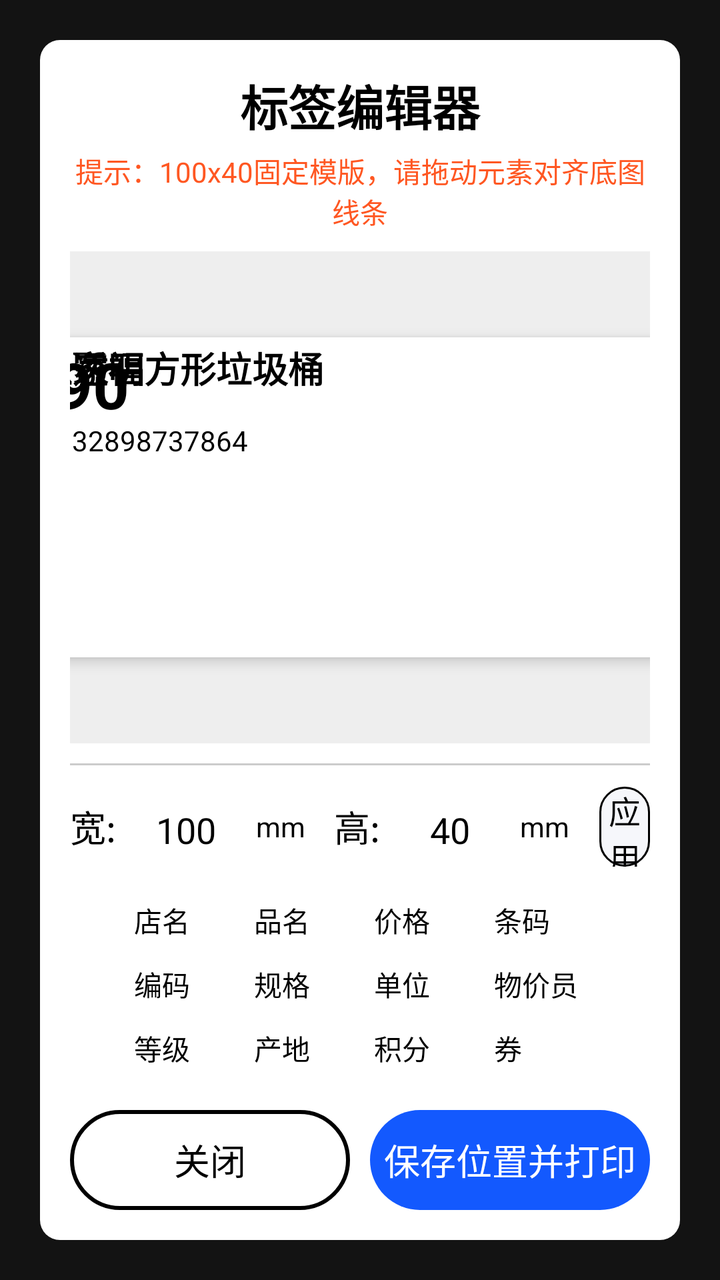
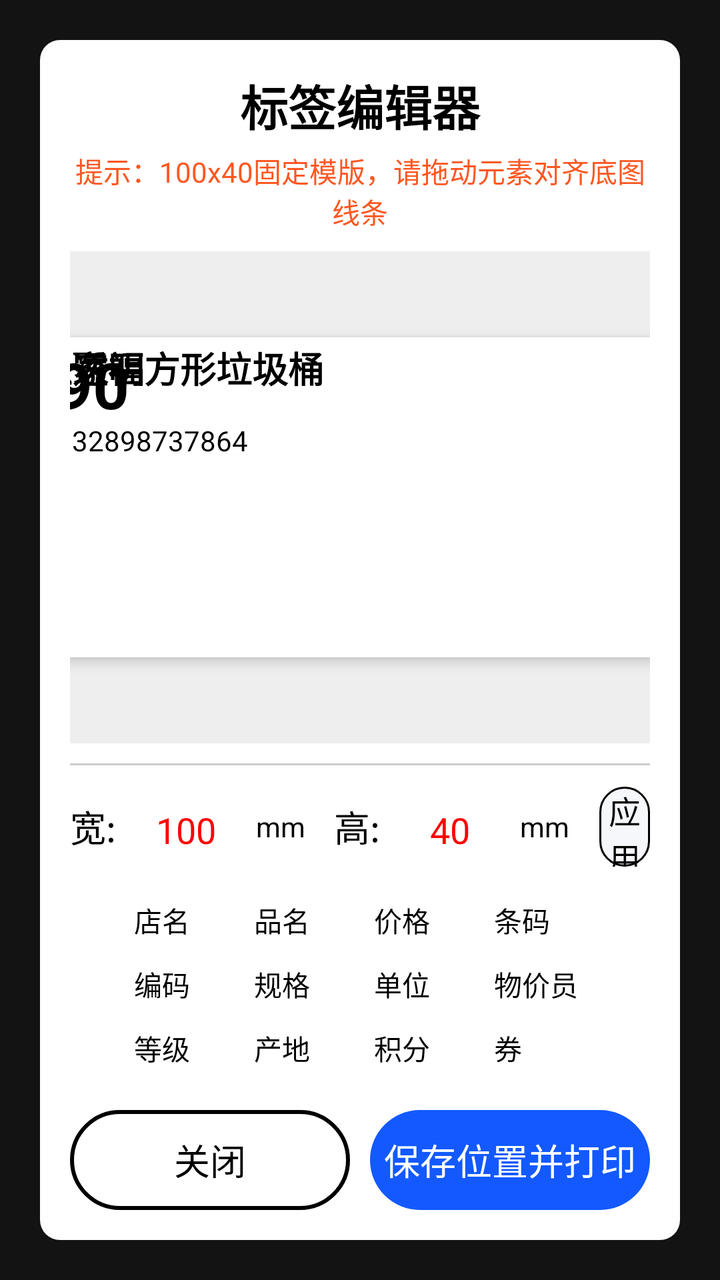

Compare the two renders of this Android layout. The source of the first and the diff that turns it into the second are given below.
<!-- AndroidManifest.xml: application theme Base.Theme.UHMCS -->
<!-- res/layout/popupwindow_label_diy.xml -->
<?xml version="1.0" encoding="utf-8"?>
<LinearLayout xmlns:android="http://schemas.android.com/apk/res/android"
    android:orientation="vertical"
    android:layout_width="match_parent"
    android:layout_height="match_parent"
    android:background="#99000000"
    android:gravity="center">

    <LinearLayout
        android:layout_width="match_parent"
        android:layout_height="match_parent"
        android:layout_margin="20dp"
        android:background="@drawable/white_bg"
        android:orientation="vertical"
        android:padding="15dp">

        <TextView
            android:layout_width="match_parent"
            android:layout_height="wrap_content"
            android:text="标签编辑器"
            android:textSize="24sp"
            android:textColor="@color/black"
            android:gravity="center"
            android:textStyle="bold" />

        <TextView
            android:layout_width="match_parent"
            android:layout_height="wrap_content"
            android:text="提示：100x40固定模版，请拖动元素对齐底图线条"
            android:textSize="14sp"
            android:textColor="#FF5722"
            android:gravity="center"
            android:layout_marginTop="5dp"
            android:layout_marginBottom="10dp"/>

        <FrameLayout
            android:id="@+id/fl_container"
            android:layout_width="match_parent"
            android:layout_height="0dp"
            android:layout_weight="1"
            android:background="#11000000"
            android:layout_marginBottom="10dp">

            <FrameLayout
                android:id="@+id/layout_preview"
                android:layout_width="400dp"
                android:layout_height="160dp"
                android:layout_gravity="center"
                android:background="@color/white"
                android:elevation="4dp">

                <ImageView
                    android:id="@+id/iv_paper_background"
                    android:layout_width="match_parent"
                    android:layout_height="match_parent"
                    android:alpha="0.3"
                    android:scaleType="fitXY" />

                <TextView
                    android:id="@+id/tv_preview_shop"
                    android:layout_width="wrap_content"
                    android:layout_height="wrap_content"
                    android:text="优道佳家福"
                    android:textColor="@color/black"
                    android:textSize="18sp"
                    android:textStyle="bold"
                    android:padding="2dp" />

                <TextView
                    android:id="@+id/tv_preview_name"
                    android:layout_width="wrap_content"
                    android:layout_height="wrap_content"
                    android:maxLines="1"
                    android:ellipsize="end"
                    android:text="小国乐透明方形垃圾桶"
                    android:textColor="@color/black"
                    android:textSize="18sp"
                    android:textStyle="bold"
                    android:padding="2dp" />

                <TextView
                    android:id="@+id/tv_preview_price"
                    android:layout_width="wrap_content"
                    android:layout_height="wrap_content"
                    android:text="19.90"
                    android:textStyle="bold"
                    android:textColor="@color/black"
                    android:textSize="32sp"
                    android:padding="2dp" />

                <LinearLayout
                    android:id="@+id/layout_barcode_group"
                    android:layout_width="wrap_content"
                    android:layout_height="wrap_content"
                    android:gravity="center"
                    android:orientation="vertical"
                    android:padding="2dp">
                    <ImageView
                        android:id="@+id/iv_preview_barcode"
                        android:layout_width="180dp"
                        android:layout_height="40dp"
                        android:scaleType="fitXY" />
                    <TextView
                        android:id="@+id/tv_preview_code"
                        android:layout_width="wrap_content"
                        android:layout_height="wrap_content"
                        android:text="6932898737864"
                        android:textColor="@color/black"
                        android:textSize="14sp" />
                </LinearLayout>

                <TextView
                    android:id="@+id/tv_preview_sn"
                    android:layout_width="wrap_content"
                    android:layout_height="wrap_content"
                    android:text="12345678"
                    android:textColor="@color/black"
                    android:textSize="16sp"
                    android:padding="2dp" />

                <TextView
                    android:id="@+id/tv_preview_specs"
                    android:layout_width="wrap_content"
                    android:layout_height="wrap_content"
                    android:text="规格"
                    android:textColor="@color/black"
                    android:textSize="16sp"
                    android:padding="2dp" />

                <TextView
                    android:id="@+id/tv_preview_unit"
                    android:layout_width="wrap_content"
                    android:layout_height="wrap_content"
                    android:text="个"
                    android:textColor="@color/black"
                    android:textSize="16sp"
                    android:padding="2dp" />

                <TextView
                    android:id="@+id/tv_preview_staff"
                    android:layout_width="wrap_content"
                    android:layout_height="wrap_content"
                    android:text="物价员"
                    android:textColor="@color/black"
                    android:textSize="16sp"
                    android:padding="2dp" />

                <TextView
                    android:id="@+id/tv_preview_level"
                    android:layout_width="wrap_content"
                    android:layout_height="wrap_content"
                    android:text="合格品"
                    android:textColor="@color/black"
                    android:textSize="16sp"
                    android:padding="2dp" />

                <TextView
                    android:id="@+id/tv_preview_origin"
                    android:layout_width="wrap_content"
                    android:layout_height="wrap_content"
                    android:text="深圳"
                    android:textColor="@color/black"
                    android:textSize="16sp"
                    android:padding="2dp" />

                <TextView
                    android:id="@+id/tv_preview_points"
                    android:layout_width="wrap_content"
                    android:layout_height="wrap_content"
                    android:text="19.90"
                    android:textColor="@color/black"
                    android:textSize="16sp"
                    android:padding="2dp" />

                <TextView
                    android:id="@+id/tv_preview_coupon"
                    android:layout_width="wrap_content"
                    android:layout_height="wrap_content"
                    android:text="9.95"
                    android:textColor="@color/black"
                    android:textSize="16sp"
                    android:padding="2dp" />

            </FrameLayout>
        </FrameLayout>

        <View android:layout_width="match_parent" android:layout_height="1dp" android:background="#ccc" android:layout_marginBottom="10dp"/>

        <LinearLayout
            android:layout_width="match_parent"
            android:layout_height="wrap_content"
            android:orientation="horizontal"
            android:gravity="center_vertical"
            android:layout_marginBottom="10dp">
            <TextView
                android:layout_width="wrap_content"
                android:layout_height="wrap_content"
                android:text="宽:"
                android:textColor="@color/black"
                android:textSize="18sp"/>
            <EditText
                android:id="@+id/et_width"
                android:layout_width="70dp"
                android:layout_height="wrap_content"
                android:inputType="number"
                android:textColor="@color/black"
                android:textSize="18sp"
                android:gravity="center"
                android:text="100"/>
            <TextView
                android:layout_width="wrap_content"
                android:layout_height="wrap_content"
                android:text="mm"
                android:textColor="@color/black"
                android:textSize="14sp"/>

            <TextView
                android:layout_width="wrap_content"
                android:layout_height="wrap_content"
                android:text=" 高:"
                android:textColor="@color/black"
                android:textSize="18sp"
                android:layout_marginLeft="10dp"/>
            <EditText
                android:id="@+id/et_height"
                android:layout_width="70dp"
                android:layout_height="wrap_content"
                android:inputType="number"
                android:textColor="@color/black"
                android:textSize="18sp"
                android:gravity="center"
                android:text="40"/>
            <TextView
                android:layout_width="wrap_content"
                android:layout_height="wrap_content"
                android:text="mm"
                android:textColor="@color/black"
                android:textSize="14sp"/>

            <TextView
                android:id="@+id/btn_apply_size"
                android:layout_width="0dp"
                android:layout_weight="1"
                android:layout_height="40dp"
                android:layout_marginLeft="15dp"
                android:text="应用尺寸"
                android:gravity="center"
                android:textColor="@color/black"
                android:textSize="16sp"
                android:background="@drawable/black_line2"/>
        </LinearLayout>



        <ScrollView
            android:layout_width="match_parent"
            android:layout_height="wrap_content"
            android:layout_marginBottom="5dp">
            <GridLayout
                android:layout_width="match_parent"
                android:layout_height="wrap_content"
                android:columnCount="4">
                <CheckBox android:id="@+id/cb_shop_name" android:text="店名" android:textColor="@color/black" />
                <CheckBox android:id="@+id/cb_product_name" android:text="品名" android:textColor="@color/black" />
                <CheckBox android:id="@+id/cb_price" android:text="价格" android:textColor="@color/black" />
                <CheckBox android:id="@+id/cb_barcode" android:text="条码" android:textColor="@color/black" />
                <CheckBox android:id="@+id/cb_sn" android:text="编码" android:textColor="@color/black" />
                <CheckBox android:id="@+id/cb_specs" android:text="规格" android:textColor="@color/black" />
                <CheckBox android:id="@+id/cb_unit" android:text="单位" android:textColor="@color/black" />
                <CheckBox android:id="@+id/cb_staff" android:text="物价员" android:textColor="@color/black" />
                <CheckBox android:id="@+id/cb_level" android:text="等级" android:textColor="@color/black" />
                <CheckBox android:id="@+id/cb_origin" android:text="产地" android:textColor="@color/black" />
                <CheckBox android:id="@+id/cb_points" android:text="积分" android:textColor="@color/black" />
                <CheckBox android:id="@+id/cb_coupon" android:text="券" android:textColor="@color/black" />
            </GridLayout>
        </ScrollView>

        <LinearLayout
            android:layout_width="match_parent"
            android:layout_height="50dp"
            android:layout_marginTop="10dp"
            android:orientation="horizontal">
            <TextView
                android:id="@+id/btn_cancel"
                android:layout_width="0dp"
                android:layout_weight="1"
                android:layout_height="match_parent"
                android:text="关闭"
                android:gravity="center"
                android:textSize="18sp"
                android:textColor="@color/black"
                android:background="@drawable/black_line"
                android:layout_marginRight="10dp"/>
            <TextView
                android:id="@+id/btn_print_preview"
                android:layout_width="0dp"
                android:layout_weight="1"
                android:layout_height="match_parent"
                android:text="保存位置并打印"
                android:gravity="center"
                android:textSize="18sp"
                android:textColor="@color/white"
                android:background="@drawable/blue_bg5"/>
        </LinearLayout>
    </LinearLayout>
</LinearLayout>
<!-- resources referenced by this layout -->
<resources>
  <color name="black">#FF000000</color>
  <color name="white">#FFFFFFFF</color>
  <!-- drawable black_line (drawable) -->
  <shape xmlns:android="http://schemas.android.com/apk/res/android">
      <solid android:color="@color/white" /> 
      <corners android:radius="100dp" /> 
      <stroke android:width="2dp" android:color="@color/black" /> 
  </shape>
  <!-- drawable black_line2 (drawable) -->
  <shape xmlns:android="http://schemas.android.com/apk/res/android">
      <solid android:color="#FFF6F7FB" /> 
      <corners android:radius="231dp" /> 
      <stroke android:width="1dp" android:color="@color/black" /> 
  </shape>
  <!-- drawable blue_bg5 (drawable) -->
  <?xml version="1.0" encoding="UTF-8"?>
  <shape xmlns:android="http://schemas.android.com/apk/res/android"
      android:shape="rectangle" >
  
      
      <solid android:color="#FF1359FE" />
      
  
  
      
  
      
      <corners android:radius="300dp" />
      
  
  
  
  
  
  
  </shape>
  <!-- drawable white_bg (drawable) -->
  <?xml version="1.0" encoding="UTF-8"?>
  <shape xmlns:android="http://schemas.android.com/apk/res/android"
      android:shape="rectangle" >
  
      
      <solid android:color="@color/white" />
      
  
  
      
  
      
      <corners android:radius="10dp" />
      
  
  
  
  
  
  
  </shape>
  <style name="Base.Theme.UHMCS" parent="Theme.AppCompat.NoActionBar">
          
          
          <item name="android:windowFullscreen">true</item>
          <item name="android:windowContentOverlay">@null</item>
          <item name="colorControlActivated">@color/black</item> 
  
  
  
  
      </style>
</resources>

<!-- the commit's change to res/layout/popupwindow_label_diy.xml (unified diff, before → after) -->
@@ -203,7 +203,7 @@
                 android:layout_width="70dp"
                 android:layout_height="wrap_content"
                 android:inputType="number"
-                android:textColor="@color/black"
+                android:textColor="@color/mr_red_000"
                 android:textSize="18sp"
                 android:gravity="center"
                 android:text="100"/>
@@ -226,7 +226,7 @@
                 android:layout_width="70dp"
                 android:layout_height="wrap_content"
                 android:inputType="number"
-                android:textColor="@color/black"
+                android:textColor="@color/mr_red_000"
                 android:textSize="18sp"
                 android:gravity="center"
                 android:text="40"/>
<!-- resource entries referenced after the edit -->
@@ -1,6 +1,7 @@
 <!-- resources referenced by this layout -->
 <resources>
   <color name="black">#FF000000</color>
+  <color name="mr_red_000">#FFFF0000</color>
   <color name="white">#FFFFFFFF</color>
   <!-- drawable black_line (drawable) -->
   <shape xmlns:android="http://schemas.android.com/apk/res/android">
